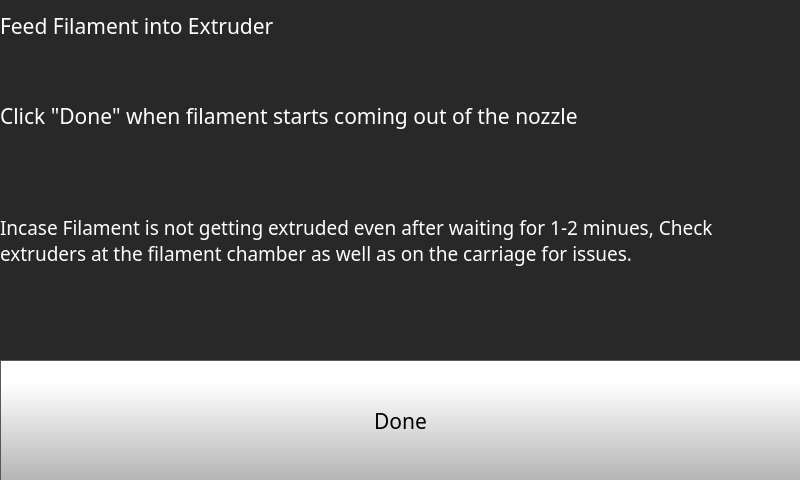
Old version of the form octoprint_TwinDragon600TouchUI/mainGUI.ui in the repository FracktalWorks/Twin-Dragon-600.
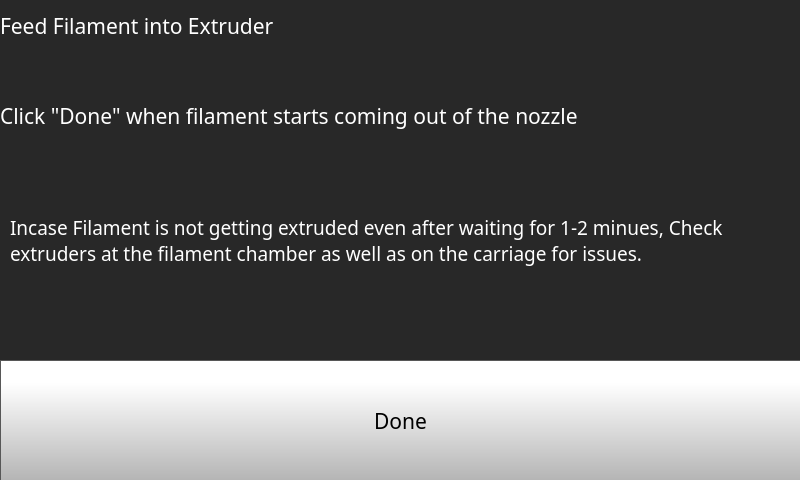
New version of the form. The open tabs and pages were chosen to show the change. Icons and pictures are not drawn.

The edit to the form file:
```diff
--- a/octoprint_TwinDragon600TouchUI/mainGUI.ui
+++ b/octoprint_TwinDragon600TouchUI/mainGUI.ui
@@ -14071,7 +14071,7 @@
      <widget class="QLabel" name="feedFilamentlabel_6">
       <property name="geometry">
        <rect>
-        <x>0</x>
+        <x>10</x>
         <y>160</y>
         <width>761</width>
         <height>161</height>
```
Left out of the diff: 2 changed lines with no effect on the pictures.
